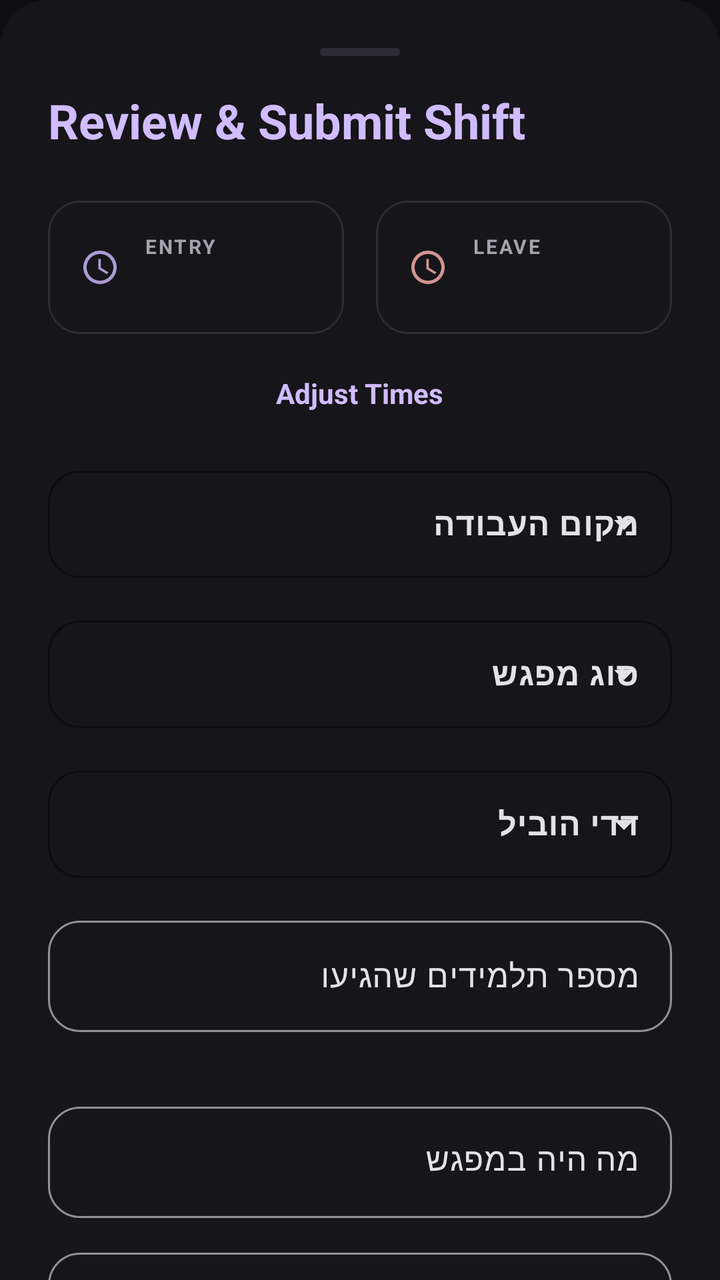
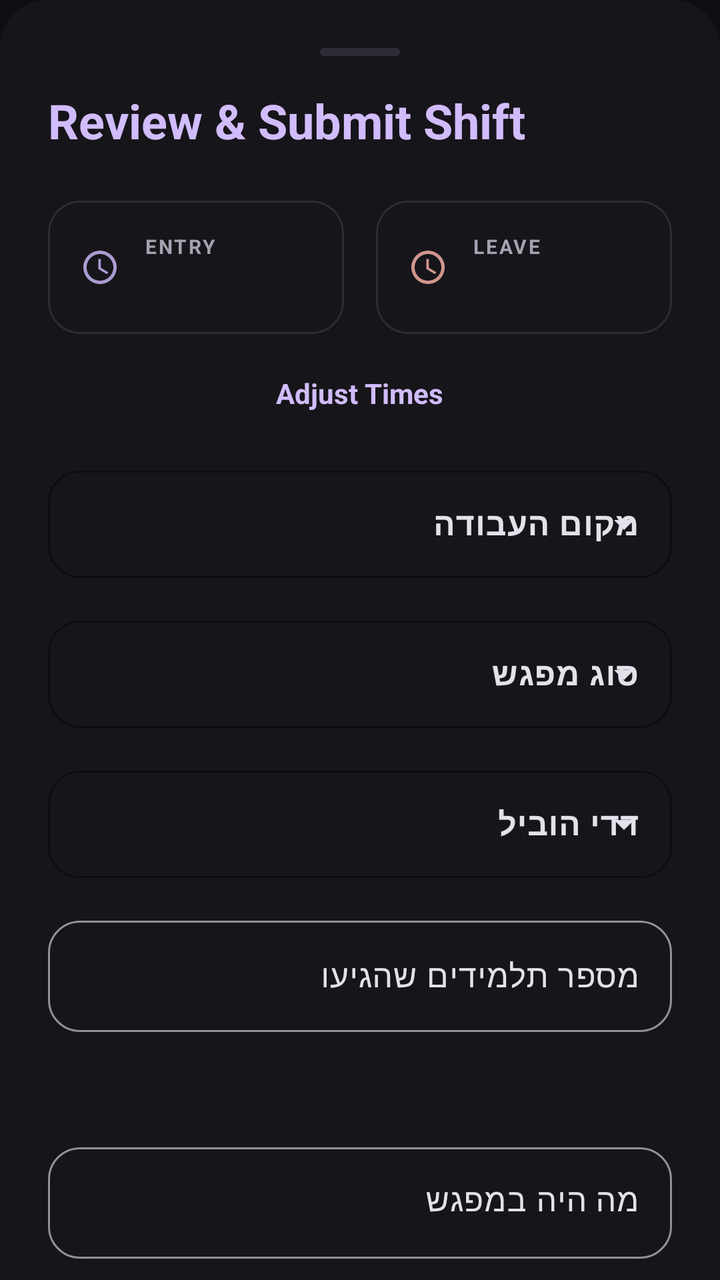

The first picture is an Android layout as it rendered before a commit; the second is the same layout after the commit. The layout source and the unified diff follow.
<!-- AndroidManifest.xml: application theme Theme.TimeTracker -->
<!-- res/layout/layout_bottom_sheet_confirm.xml -->
<?xml version="1.0" encoding="utf-8"?>
<androidx.core.widget.NestedScrollView
    xmlns:android="http://schemas.android.com/apk/res/android"
    xmlns:app="http://schemas.android.com/apk/res-auto"
    android:layout_width="match_parent"
    android:layout_height="match_parent"
    android:fillViewport="true"
    android:background="@drawable/bottom_sheet_background">

    <LinearLayout
        android:layout_width="match_parent"
        android:layout_height="wrap_content"
        android:orientation="vertical"
        android:padding="24dp"
        android:layoutDirection="rtl">

        
        <View
            android:layout_width="40dp"
            android:layout_height="4dp"
            android:layout_gravity="center_horizontal"
            android:layout_marginBottom="16dp"
            android:background="@drawable/drag_handle_bg"/>

        <TextView
            android:layout_width="wrap_content"
            android:layout_height="wrap_content"
            android:text="Review &amp; Submit Shift"
            android:textSize="24sp"
            android:textStyle="bold"
            android:textColor="@color/md_theme_primary"
            android:layout_marginBottom="24dp"/>

        
        <LinearLayout
            android:layout_width="match_parent"
            android:layout_height="wrap_content"
            android:orientation="horizontal"
            android:baselineAligned="false"
            android:layout_marginBottom="12dp">

            <com.google.android.material.card.MaterialCardView
                android:id="@+id/cardEntry"
                android:layout_width="0dp"
                android:layout_height="wrap_content"
                android:layout_weight="1"
                android:layout_marginEnd="8dp"
                app:cardCornerRadius="16dp"
                app:cardElevation="0dp"
                app:strokeWidth="1dp"
                app:strokeColor="@color/surface_variant"
                android:clickable="false"
                android:focusable="false">

                <LinearLayout
                    android:layout_width="match_parent"
                    android:layout_height="wrap_content"
                    android:orientation="horizontal"
                    android:padding="16dp"
                    android:gravity="center_vertical">

                    <ImageView
                        android:id="@+id/ivEditEntry"
                        android:layout_width="20dp"
                        android:layout_height="20dp"
                        android:src="@drawable/ic_clock"
                        app:tint="@color/md_theme_primary"
                        android:alpha="0.8"
                        android:contentDescription="Entry Icon"/>

                    <LinearLayout
                        android:layout_width="0dp"
                        android:layout_height="wrap_content"
                        android:layout_weight="1"
                        android:orientation="vertical"
                        android:layout_marginStart="12dp">

                        <TextView
                            android:layout_width="wrap_content"
                            android:layout_height="wrap_content"
                            android:text="ENTRY"
                            android:textSize="10sp"
                            android:textColor="@color/text_secondary"
                            android:textStyle="bold"
                            android:letterSpacing="0.1"
                            android:layout_marginBottom="2dp"/>

                        <TextView
                            android:id="@+id/tvEntryTime"
                            android:layout_width="match_parent"
                            android:layout_height="wrap_content"
                            android:textColor="@color/md_theme_onSurface"
                            android:textSize="14sp"
                            android:textStyle="bold"/>
                    </LinearLayout>
                </LinearLayout>
            </com.google.android.material.card.MaterialCardView>

            <com.google.android.material.card.MaterialCardView
                android:id="@+id/cardLeave"
                android:layout_width="0dp"
                android:layout_height="wrap_content"
                android:layout_weight="1"
                android:layout_marginStart="8dp"
                app:cardCornerRadius="16dp"
                app:cardElevation="0dp"
                app:strokeWidth="1dp"
                app:strokeColor="@color/surface_variant"
                android:clickable="false"
                android:focusable="false">

                <LinearLayout
                    android:layout_width="match_parent"
                    android:layout_height="wrap_content"
                    android:orientation="horizontal"
                    android:padding="16dp"
                    android:gravity="center_vertical">

                    <ImageView
                        android:id="@+id/ivEditLeave"
                        android:layout_width="20dp"
                        android:layout_height="20dp"
                        android:src="@drawable/ic_clock"
                        app:tint="@color/md_theme_error"
                        android:alpha="0.8"
                        android:contentDescription="Leave Icon"/>

                    <LinearLayout
                        android:layout_width="0dp"
                        android:layout_height="wrap_content"
                        android:layout_weight="1"
                        android:orientation="vertical"
                        android:layout_marginStart="12dp">

                        <TextView
                            android:layout_width="wrap_content"
                            android:layout_height="wrap_content"
                            android:text="LEAVE"
                            android:textSize="10sp"
                            android:textColor="@color/text_secondary"
                            android:textStyle="bold"
                            android:letterSpacing="0.1"
                            android:layout_marginBottom="2dp"/>

                        <TextView
                            android:id="@+id/tvLeaveTime"
                            android:layout_width="match_parent"
                            android:layout_height="wrap_content"
                            android:textColor="@color/md_theme_onSurface"
                            android:textSize="14sp"
                            android:textStyle="bold"/>
                    </LinearLayout>
                </LinearLayout>
            </com.google.android.material.card.MaterialCardView>
        </LinearLayout>

        <TextView
            android:id="@+id/btnToggleEdit"
            android:layout_width="wrap_content"
            android:layout_height="wrap_content"
            android:text="Adjust Times"
            android:textSize="14sp"
            android:textColor="@color/md_theme_primary"
            android:textStyle="bold"
            android:layout_gravity="center_horizontal"
            android:padding="8dp"
            android:layout_marginBottom="16dp"
            android:clickable="true"
            android:focusable="true"
            android:background="?attr/selectableItemBackground"/>

        
        <com.google.android.material.textfield.TextInputLayout
            android:layout_width="match_parent"
            android:layout_height="wrap_content"
            android:hint="מקום העבודה"
            android:layout_marginBottom="16dp"
            style="@style/Widget.Material3.TextInputLayout.OutlinedBox.ExposedDropdownMenu"
            android:layoutDirection="rtl"
            app:boxCornerRadiusTopStart="16dp"
            app:boxCornerRadiusTopEnd="16dp"
            app:boxCornerRadiusBottomStart="16dp"
            app:boxCornerRadiusBottomEnd="16dp"
            app:boxStrokeColor="@color/md_theme_primary">

            <AutoCompleteTextView
                android:id="@+id/actvPlaces"
                android:layout_width="match_parent"
                android:layout_height="wrap_content"
                android:inputType="none"
                android:padding="16dp"
                android:textColor="@color/md_theme_onSurface"
                android:textSize="16sp"
                android:textStyle="bold"
                android:textAlignment="viewStart"
                android:gravity="start|center_vertical"/>
        </com.google.android.material.textfield.TextInputLayout>

        
        <com.google.android.material.textfield.TextInputLayout
            android:layout_width="match_parent"
            android:layout_height="wrap_content"
            android:hint="סוג מפגש"
            android:layout_marginBottom="16dp"
            style="@style/Widget.Material3.TextInputLayout.OutlinedBox.ExposedDropdownMenu"
            android:layoutDirection="rtl"
            app:boxCornerRadiusTopStart="16dp"
            app:boxCornerRadiusTopEnd="16dp"
            app:boxCornerRadiusBottomStart="16dp"
            app:boxCornerRadiusBottomEnd="16dp"
            app:boxStrokeColor="@color/md_theme_primary">

            <AutoCompleteTextView
                android:id="@+id/actvMeetingType"
                android:layout_width="match_parent"
                android:layout_height="wrap_content"
                android:inputType="none"
                android:padding="16dp"
                android:textColor="@color/md_theme_onSurface"
                android:textSize="16sp"
                android:textStyle="bold"
                android:textAlignment="viewStart"
                android:gravity="start|center_vertical"/>
        </com.google.android.material.textfield.TextInputLayout>

        
        <com.google.android.material.textfield.TextInputLayout
            android:layout_width="match_parent"
            android:layout_height="wrap_content"
            android:hint="דדי הוביל"
            android:layout_marginBottom="16dp"
            style="@style/Widget.Material3.TextInputLayout.OutlinedBox.ExposedDropdownMenu"
            android:layoutDirection="rtl"
            app:boxCornerRadiusTopStart="16dp"
            app:boxCornerRadiusTopEnd="16dp"
            app:boxCornerRadiusBottomStart="16dp"
            app:boxCornerRadiusBottomEnd="16dp"
            app:boxStrokeColor="@color/md_theme_primary">

            <AutoCompleteTextView
                android:id="@+id/actvDediLed"
                android:layout_width="match_parent"
                android:layout_height="wrap_content"
                android:inputType="none"
                android:padding="16dp"
                android:textColor="@color/md_theme_onSurface"
                android:textSize="16sp"
                android:textStyle="bold"
                android:textAlignment="viewStart"
                android:gravity="start|center_vertical"/>
        </com.google.android.material.textfield.TextInputLayout>

        
        <com.google.android.material.textfield.TextInputLayout
            android:layout_width="match_parent"
            android:layout_height="wrap_content"
            android:hint="מספר תלמידים שהגיעו"
            android:layout_marginBottom="32dp"
            style="@style/Widget.Material3.TextInputLayout.OutlinedBox"
            android:layoutDirection="rtl"
            app:boxCornerRadiusTopStart="16dp"
            app:boxCornerRadiusTopEnd="16dp"
            app:boxCornerRadiusBottomStart="16dp"
            app:boxCornerRadiusBottomEnd="16dp">

            <com.google.android.material.textfield.TextInputEditText
                android:id="@+id/etStudentCount"
                android:layout_width="match_parent"
                android:layout_height="wrap_content"
                android:inputType="number"
                android:textColor="@color/md_theme_onSurface"
                android:textSize="16sp"
                android:gravity="start|center_vertical"/>
        </com.google.android.material.textfield.TextInputLayout>

        
        <com.google.android.material.textfield.TextInputLayout
            android:layout_width="match_parent"
            android:layout_height="wrap_content"
            android:hint="מה היה במפגש"
            android:layout_marginBottom="12dp"
            style="@style/Widget.Material3.TextInputLayout.OutlinedBox"
            android:layoutDirection="rtl"
            app:boxCornerRadiusTopStart="16dp"
            app:boxCornerRadiusTopEnd="16dp"
            app:boxCornerRadiusBottomStart="16dp"
            app:boxCornerRadiusBottomEnd="16dp">

            <com.google.android.material.textfield.TextInputEditText
                android:id="@+id/etNotes1"
                android:layout_width="match_parent"
                android:layout_height="wrap_content"
                android:inputType="textMultiLine"
                android:textColor="@color/md_theme_onSurface"
                android:textSize="16sp"
                android:gravity="start|top"/>
        </com.google.android.material.textfield.TextInputLayout>

        <com.google.android.material.textfield.TextInputLayout
            android:layout_width="match_parent"
            android:layout_height="wrap_content"
            android:hint="חשוב לזכור"
            android:layout_marginBottom="32dp"
            style="@style/Widget.Material3.TextInputLayout.OutlinedBox"
            android:layoutDirection="rtl"
            app:boxCornerRadiusTopStart="16dp"
            app:boxCornerRadiusTopEnd="16dp"
            app:boxCornerRadiusBottomStart="16dp"
            app:boxCornerRadiusBottomEnd="16dp">

            <com.google.android.material.textfield.TextInputEditText
                android:id="@+id/etNotes2"
                android:layout_width="match_parent"
                android:layout_height="wrap_content"
                android:inputType="textMultiLine"
                android:textColor="@color/md_theme_onSurface"
                android:textSize="16sp"
                android:gravity="start|top"/>
        </com.google.android.material.textfield.TextInputLayout>

        
        <LinearLayout
            android:layout_width="match_parent"
            android:layout_height="wrap_content"
            android:orientation="vertical"
            android:gravity="center"
            android:layout_marginBottom="32dp">

            <TextView
                android:id="@+id/tvDurationPreview"
                android:layout_width="wrap_content"
                android:layout_height="wrap_content"
                android:text="0.00 hours"
                android:textSize="24sp"
                android:textStyle="bold"
                android:textColor="@color/md_theme_primary"/>

            <com.google.android.material.progressindicator.LinearProgressIndicator
                android:id="@+id/progressShift"
                android:layout_width="match_parent"
                android:layout_height="wrap_content"
                android:layout_marginTop="12dp"
                android:layout_marginHorizontal="24dp"
                app:trackThickness="8dp"
                app:trackCornerRadius="4dp"
                app:indicatorColor="@color/md_theme_primary"
                app:trackColor="@color/surface_variant"
                android:progress="50"
                android:max="100"/>

            <TextView
                android:id="@+id/tvTimeError"
                android:layout_width="wrap_content"
                android:layout_height="wrap_content"
                android:text="Leave time must be after entry time"
                android:textSize="14sp"
                android:textColor="@color/md_theme_error"
                android:visibility="gone"
                android:layout_marginTop="8dp"/>
        </LinearLayout>

        
        <com.google.android.material.button.MaterialButton
            android:id="@+id/btnSubmit"
            android:layout_width="match_parent"
            android:layout_height="64dp"
            android:text="Confirm Shift"
            android:textSize="18sp"
            android:textStyle="bold"
            android:textColor="@color/md_theme_onPrimary"
            app:cornerRadius="20dp"
            android:background="@drawable/button_gradient_primary"
            app:backgroundTint="@null"/>
    </LinearLayout>
</androidx.core.widget.NestedScrollView>
<!-- resources referenced by this layout -->
<resources>
  <color name="md_theme_error">#FFB4AB</color>
  <color name="md_theme_onPrimary">#381E72</color>
  <color name="md_theme_onSurface">#FFFFFF</color>
  <color name="md_theme_primary">#D0BCFF</color>
  <color name="surface_variant">#2E2C36</color>
  <color name="text_secondary">#A5A2B0</color>
  <!-- drawable bottom_sheet_background (drawable) -->
  <?xml version="1.0" encoding="utf-8"?>
  <shape xmlns:android="http://schemas.android.com/apk/res/android">
      <solid android:color="@color/md_theme_surface"/>
      <corners android:topLeftRadius="24dp" android:topRightRadius="24dp"/>
  </shape>
  <!-- drawable button_gradient_primary (drawable) -->
  <?xml version="1.0" encoding="utf-8"?>
  <shape xmlns:android="http://schemas.android.com/apk/res/android">
      <solid android:color="@color/md_theme_primary" />
      <corners android:radius="24dp" />
  </shape>
  <!-- drawable drag_handle_bg (drawable) -->
  <?xml version="1.0" encoding="utf-8"?>
  <shape xmlns:android="http://schemas.android.com/apk/res/android">
      <solid android:color="@color/surface_variant"/>
      <corners android:radius="2dp"/>
  </shape>
  <!-- drawable ic_clock (drawable) -->
  <vector xmlns:android="http://schemas.android.com/apk/res/android"
      android:width="24dp"
      android:height="24dp"
      android:viewportWidth="24"
      android:viewportHeight="24"
      android:tint="@color/md_theme_primary">
    <path
        android:fillColor="@android:color/white"
        android:pathData="L11.99,2C6.47,2 2,6.48 2,12s4.47,10 9.99,10C17.52,22 22,17.52 22,12S17.52,2 11.99,2zM12,20c-4.42,0 -8,-3.58 -8,-8s3.58,-8 8,-8 8,3.58 8,8 -3.58,8 -8,8zM12.5,7L11,7v6l5.25,3.15 0.75,-1.23 -4.5,-2.67z"/>
  </vector>
  <style name="Theme.TimeTracker" parent="Base.Theme.TimeTracker" />
  <color name="md_theme_surface">#16151A</color>
  <style name="Base.Theme.TimeTracker" parent="Theme.Material3.Dark.NoActionBar">
          
          <item name="colorPrimary">@color/md_theme_primary</item>
          <item name="colorOnPrimary">@color/md_theme_onPrimary</item>
          <item name="colorPrimaryContainer">@color/md_theme_primaryContainer</item>
          <item name="colorOnPrimaryContainer">@color/md_theme_onPrimaryContainer</item>
  
          
          <item name="android:windowBackground">@color/md_theme_background</item>
          <item name="colorSurface">@color/md_theme_surface</item>
          <item name="colorOnSurface">@color/md_theme_onSurface</item>
          <item name="colorSurfaceVariant">@color/md_theme_surfaceVariant</item>
          <item name="colorOnSurfaceVariant">@color/md_theme_onSurfaceVariant</item>
      </style>
  <color name="md_theme_primaryContainer">#2A2438</color>
  <color name="md_theme_onPrimaryContainer">#EADDFF</color>
  <color name="md_theme_background">#0F0E13</color>
  <color name="md_theme_surfaceVariant">#222129</color>
  <color name="md_theme_onSurfaceVariant">#E3E1E9</color>
</resources>

<!-- the commit's change to res/layout/layout_bottom_sheet_confirm.xml (unified diff, before → after) -->
@@ -252,6 +252,7 @@
 
         
         <com.google.android.material.textfield.TextInputLayout
+            android:id="@+id/tilStudentCount"
             android:layout_width="match_parent"
             android:layout_height="wrap_content"
             android:hint="מספר תלמידים שהגיעו"
@@ -261,7 +262,8 @@
             app:boxCornerRadiusTopStart="16dp"
             app:boxCornerRadiusTopEnd="16dp"
             app:boxCornerRadiusBottomStart="16dp"
-            app:boxCornerRadiusBottomEnd="16dp">
+            app:boxCornerRadiusBottomEnd="16dp"
+            app:errorEnabled="true">
 
             <com.google.android.material.textfield.TextInputEditText
                 android:id="@+id/etStudentCount"
